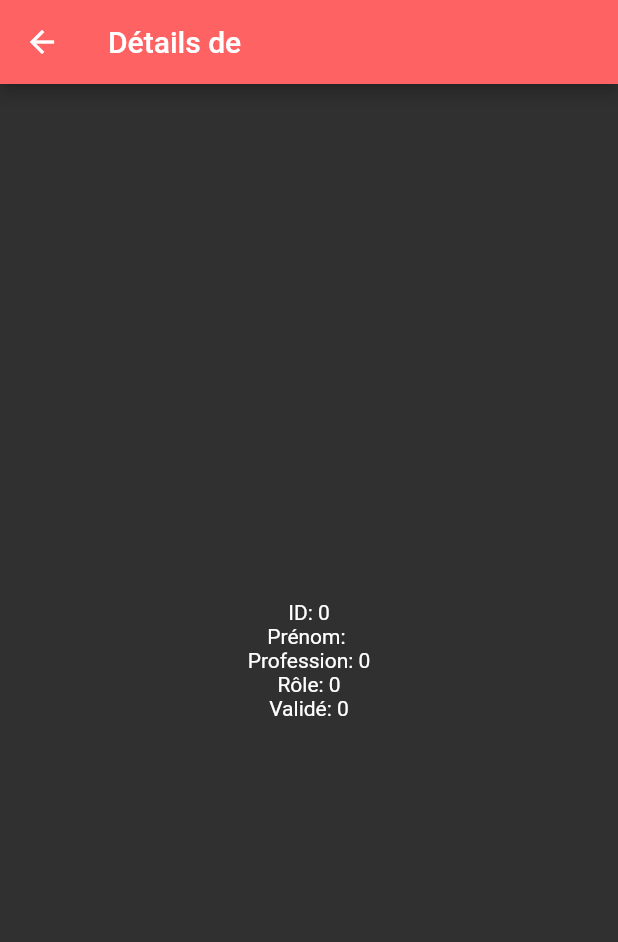
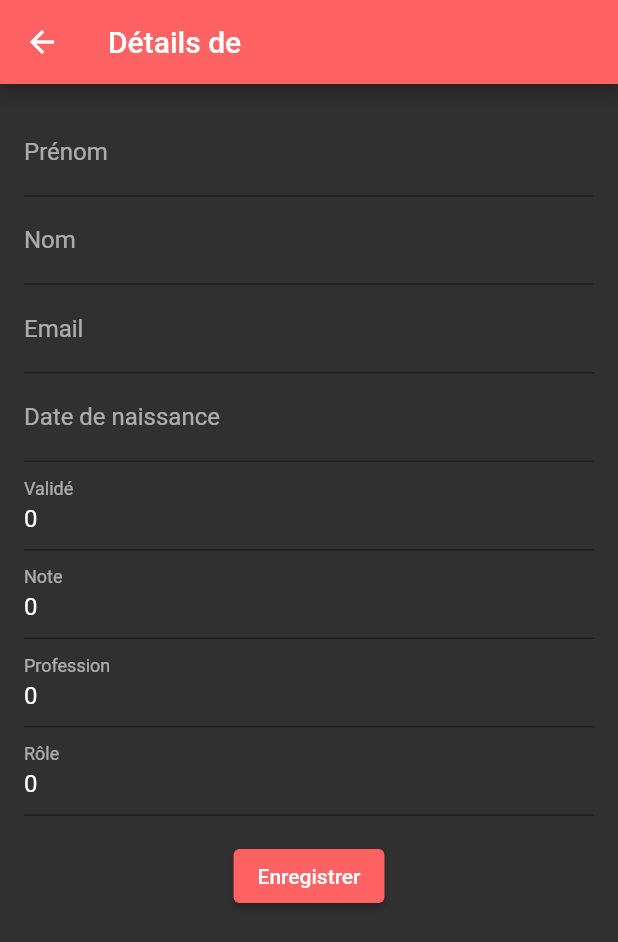
Before and after one commit to bingchillin/Personal-Services-App-3MOC, a Flutter app: the UserDetailsWidget screen opened directly with empty values, on a phone screen of 412 x 824 dp. Shown: the top 942 px of the screen. Run offline on Flutter 3.47's test engine with Material 2 defaults, Android fonts, the phone set to English and light mode, and no system bars; network calls fail.

Commit message:
Cleaned details display

```diff
--- a/Flutter/lib/pages/details_user.dart
+++ b/Flutter/lib/pages/details_user.dart
@@ -1,26 +1,68 @@
 import 'package:flutter/material.dart';
 import 'package:goldie_studio/webservices/user_class.dart';
 
-class UserDetailsWidget extends StatelessWidget {
+class UserDetailsWidget extends StatefulWidget {
   final User user;
 
   const UserDetailsWidget({Key? key, required this.user}) : super(key: key);
 
   @override
+  _UserDetailsWidgetState createState() => _UserDetailsWidgetState();
+}
+
+class _UserDetailsWidgetState extends State<UserDetailsWidget> {
+  late List<Map<String, String>> _fieldList;
+  late List<TextEditingController> _textControllers;
+
+  @override
+  void initState() {
+    super.initState();
+    _fieldList = [
+      {'Prénom': widget.user.firstname ?? ''},
+      {'Nom': widget.user.lastname ?? ''},
+      {'Email': widget.user.email ?? ''},
+      {'Date de naissance': widget.user.birthdate ?? ''},
+      {'Validé': widget.user.validated?.toString() ?? ''},
+      {'Note': widget.user.note?.toString() ?? ''},
+      {'Profession': widget.user.profession?.toString() ?? ''},
+      {'Rôle': widget.user.role?.toString() ?? ''},
+    ];
+
+    _textControllers = _fieldList
+        .map((field) => TextEditingController(text: field.values.first))
+        .toList();
+  }
+
+  @override
+  void dispose() {
+    for (var controller in _textControllers) {
+      controller.dispose();
+    }
+    super.dispose();
+  }
+
+  @override
   Widget build(BuildContext context) {
     return Scaffold(
       appBar: AppBar(
-        title: Text('Détails de ${user.firstname}'),
+        title: Text('Détails de ${widget.user.firstname}'),
       ),
-      body: Center(
+      body: Padding(
+        padding: const EdgeInsets.all(16.0),
         child: Column(
-          mainAxisAlignment: MainAxisAlignment.center,
           children: [
-            Text('ID: ${user.id}'),
-            Text('Prénom: ${user.firstname}'),
-            Text('Profession: ${user.profession}'),
-            Text('Rôle: ${user.role}'),
-            Text('Validé: ${user.validated}'),
+            for (var i = 0; i < _fieldList.length; i++)
+              TextField(
+                controller: _textControllers[i],
+                decoration: InputDecoration(labelText: _fieldList[i].keys.first),
+              ),
+            const SizedBox(height: 16),
+            ElevatedButton(
+              onPressed: () {
+                // TODO: Ajouter la logique de mise à jour des informations de l'utilisateur
+              },
+              child: const Text('Enregistrer'),
+            ),
           ],
         ),
       ),
```
